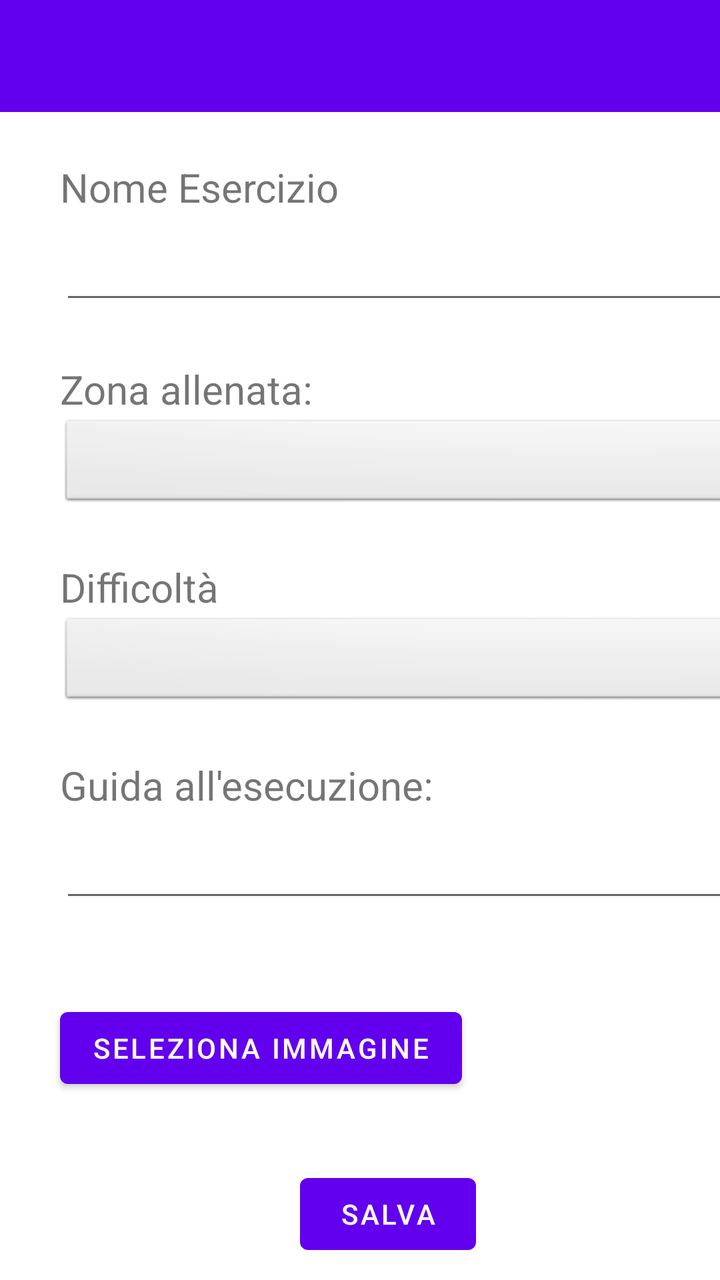
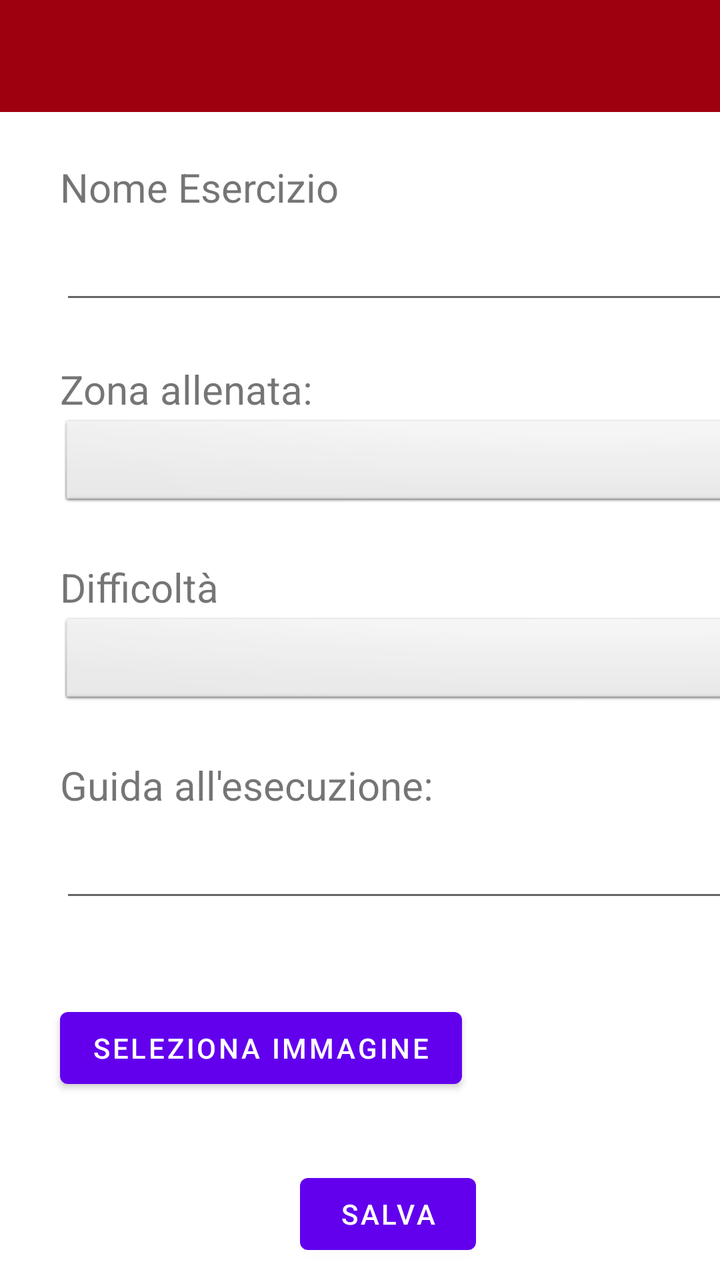

Two renders of the same Android screen: before a commit and after it. Below are the layout's source before the change and the commit's diff.
<!-- AndroidManifest.xml: application theme Theme.YourCali -->
<!-- res/layout/activity_exercise_creation.xml -->
<?xml version="1.0" encoding="utf-8"?>
<LinearLayout xmlns:android="http://schemas.android.com/apk/res/android"
    xmlns:tools="http://schemas.android.com/tools"
    android:layout_width="match_parent"
    android:layout_height="match_parent"
    android:orientation="vertical"
    tools:context=".ExerciseCreationActivity">

    <androidx.appcompat.widget.Toolbar
        android:id="@+id/exerciseCreationToolbar"
        android:layout_width="match_parent"
        android:layout_height="wrap_content"
        android:background="?attr/colorPrimary"
        android:minHeight="?attr/actionBarSize"
        android:theme="?attr/actionBarTheme" />

    <Space
        android:id="@+id/space"
        android:layout_width="403dp"
        android:layout_height="24dp" />

    <TextView
        android:layout_width="wrap_content"
        android:layout_height="wrap_content"
        android:layout_marginHorizontal="30sp"
        android:text="@string/nome_esercizio"
        android:textSize="20sp" />

    <EditText
        android:id="@+id/exerciseNamePlain"
        android:layout_width="360sp"
        android:layout_height="50sp"
        android:layout_marginHorizontal="30sp"
        android:autofillHints=""
        android:ems="10"
        android:inputType="textPersonName"
        android:labelFor="@+id/exerciseNamePlain"
        tools:ignore="SpeakableTextPresentCheck" />

    <Space
        android:layout_width="match_parent"
        android:layout_height="24dp" />

    <TextView
        android:id="@+id/textView4"
        android:layout_width="wrap_content"
        android:layout_height="wrap_content"
        android:layout_marginHorizontal="30sp"
        android:text="@string/zona_allenata"
        android:textSize="20sp" />

    <Spinner
        android:id="@+id/spinnerZona"
        android:layout_width="360dp"
        android:layout_height="48dp"
        android:layout_marginHorizontal="30sp"
        android:background="@android:drawable/btn_dropdown"
        android:spinnerMode="dropdown"
        tools:ignore="SpeakableTextPresentCheck" />

    <Space
        android:id="@+id/space2"
        android:layout_width="match_parent"
        android:layout_height="24dp" />

    <TextView
        android:id="@+id/textView3"
        android:layout_width="wrap_content"
        android:layout_height="wrap_content"
        android:layout_marginHorizontal="30sp"
        android:text="@string/difficolta"
        android:textSize="20sp" />

    <Spinner
        android:id="@+id/spinnerDifficolta"
        android:layout_width="360dp"
        android:layout_height="48dp"
        android:layout_marginHorizontal="30sp"
        android:background="@android:drawable/btn_dropdown"
        android:spinnerMode="dropdown"
        tools:ignore="SpeakableTextPresentCheck" />

    <Space
        android:id="@+id/space3"
        android:layout_width="match_parent"
        android:layout_height="24dp" />

    <TextView
        android:id="@+id/textView2"
        android:layout_width="wrap_content"
        android:layout_height="wrap_content"
        android:layout_marginHorizontal="30sp"
        android:text="@string/guida_all_esecuzione"
        android:textSize="20sp" />

    <EditText
        android:id="@+id/helpGuidePlain"
        android:layout_width="360sp"
        android:layout_height="50sp"
        android:layout_marginHorizontal="30sp"
        android:autofillHints=""
        android:inputType="textMultiLine"
        android:labelFor="@id/helpGuidePlain"
        tools:ignore="SpeakableTextPresentCheck" />

    <Space
        android:id="@+id/space4"
        android:layout_width="403dp"
        android:layout_height="24dp" />

    <LinearLayout
        android:layout_width="match_parent"
        android:layout_height="79dp"
        android:orientation="horizontal">

        <Button
            android:id="@+id/gallery"
            android:layout_width="wrap_content"
            android:layout_height="wrap_content"
            android:layout_marginHorizontal="30sp"
            android:layout_marginTop="20sp"
            android:text="@string/seleziona_immagine" />

        <ImageView
            android:id="@+id/imageView"
            android:layout_marginLeft="30sp"
            android:layout_width="80dp"
            android:layout_height="80dp"
            android:layout_marginStart="30sp"
            android:contentDescription="@string/immagine_esercizio" />


    </LinearLayout>

    <TextView
        android:layout_width="match_parent"
        android:id="@+id/imageError"
        android:layout_height="24dp"
        android:text="Attenzione! Inserire un'immagine"
        android:textColor="@color/Cranberry"
        android:visibility="invisible"
        android:textAlignment="center"/>

    <Button
        android:id="@+id/saveExerciseButton"
        android:layout_width="wrap_content"
        android:layout_height="wrap_content"
        android:layout_marginStart="150sp"
        android:gravity="center"
        android:text="@string/salva"
        android:textAlignment="center" />

</LinearLayout>
<!-- resources referenced by this layout -->
<resources>
  <color name="Cranberry">#9F000F</color>
  <string name="difficolta">Difficoltà</string>
  <string name="guida_all_esecuzione">Guida all\'esecuzione:</string>
  <string name="immagine_esercizio">Immagine esercizio</string>
  <string name="nome_esercizio">Nome Esercizio</string>
  <string name="salva">Salva</string>
  <string name="seleziona_immagine">Seleziona immagine</string>
  <string name="zona_allenata">Zona allenata:</string>
  <style name="Theme.YourCali" parent="Theme.MaterialComponents.DayNight.NoActionBar">
          
          <item name="colorPrimary">@color/purple_500</item>
          <item name="colorPrimaryVariant">@color/purple_700</item>
          <item name="colorOnPrimary">@color/white</item>
          
          <item name="colorSecondary">@color/teal_200</item>
          <item name="colorSecondaryVariant">@color/teal_700</item>
          <item name="colorOnSecondary">@color/black</item>
          
          <item name="android:statusBarColor" tools:targetApi="l">@color/DarkOrange</item>
          
      </style>
  <color name="purple_500">#FF6200EE</color>
  <color name="purple_700">#FF3700B3</color>
  <color name="white">#FFFFFFFF</color>
  <color name="teal_200">#FF03DAC5</color>
  <color name="teal_700">#FF018786</color>
  <color name="black">#FF000000</color>
  <color name="DarkOrange">#FFFC7C35</color>
</resources>

<!-- the commit's change to res/layout/activity_exercise_creation.xml (unified diff, before → after) -->
@@ -10,9 +10,9 @@
         android:id="@+id/exerciseCreationToolbar"
         android:layout_width="match_parent"
         android:layout_height="wrap_content"
-        android:background="?attr/colorPrimary"
+        android:background="@color/Cranberry"
         android:minHeight="?attr/actionBarSize"
-        android:theme="?attr/actionBarTheme" />
+        android:theme="@style/MyThemeOverlay_Toolbar2" />
 
     <Space
         android:id="@+id/space"
<!-- resource entries referenced after the edit -->
@@ -8,6 +8,13 @@
   <string name="salva">Salva</string>
   <string name="seleziona_immagine">Seleziona immagine</string>
   <string name="zona_allenata">Zona allenata:</string>
+  <style name="MyThemeOverlay_Toolbar2" parent="ThemeOverlay.MaterialComponents.Toolbar.Primary">
+          
+          <item name="android:textColorPrimary">@color/white</item>
+  
+          
+          <item name="colorOnPrimary">@color/white</item>
+      </style>
   <style name="Theme.YourCali" parent="Theme.MaterialComponents.DayNight.NoActionBar">
           
           <item name="colorPrimary">@color/purple_500</item>
@@ -18,7 +25,7 @@
           <item name="colorSecondaryVariant">@color/teal_700</item>
           <item name="colorOnSecondary">@color/black</item>
           
-          <item name="android:statusBarColor" tools:targetApi="l">@color/DarkOrange</item>
+          <item name="android:statusBarColor">@color/DarkCranberry</item>
           
       </style>
   <color name="purple_500">#FF6200EE</color>
@@ -27,6 +34,6 @@
   <color name="teal_200">#FF03DAC5</color>
   <color name="teal_700">#FF018786</color>
   <color name="black">#FF000000</color>
-  <color name="DarkOrange">#FFFC7C35</color>
+  <color name="DarkCranberry">#FF7A020E</color>
 </resources>
 
